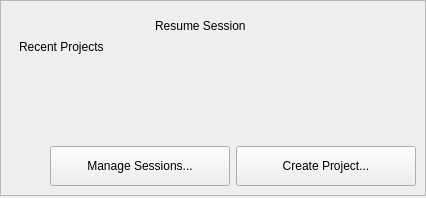
Qt form src/plugins/projectexplorer/projectwelcomepagewidget.ui (qt-creator/qt-creator) before a commit.
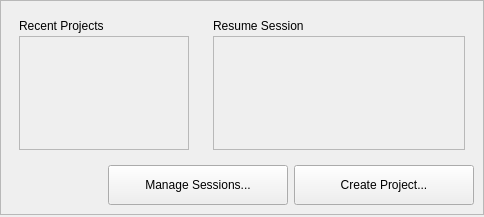
The same form after that commit. Icons and pictures are not drawn. Custom widgets are drawn as their Qt base class.

Commit message:
Welcome mode: Base on QScrollArea.
to able to scroll long lists again.

Diff of the .ui file:
```diff
--- a/src/plugins/projectexplorer/projectwelcomepagewidget.ui
+++ b/src/plugins/projectexplorer/projectwelcomepagewidget.ui
@@ -166,7 +166,7 @@
  <customwidgets>
   <customwidget>
    <class>Utils::WelcomeModeTreeWidget</class>
-   <extends>QWidget</extends>
+   <extends>QScrollArea</extends>
    <header location="global">utils/welcomemodetreewidget.h</header>
   </customwidget>
   <customwidget>
```
The commit also changes 4 other files.
